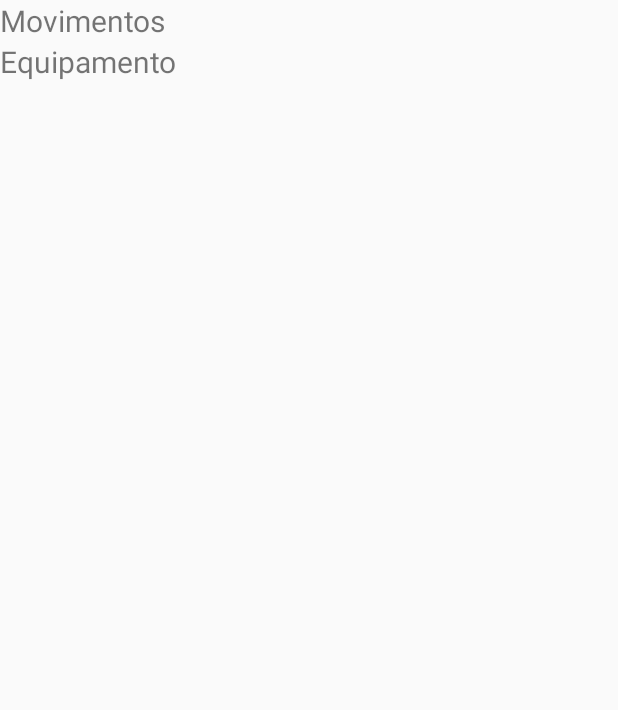
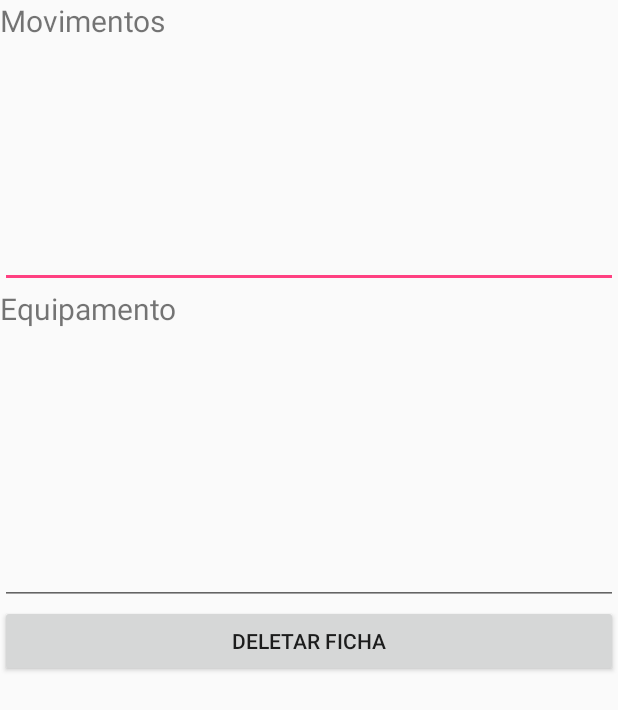
Before and after one commit to CarolinaRansatto/DWKeeper, an Android app: the layout fragment_ficha_tech.xml on its own in the app's theme, with its tools: preview values and no code run, on a phone screen of 412 x 824 dp. Shown: the top 710 px of the screen. Run offline under Robolectric (Android 15) with nearby library versions, the light colour scheme and no system bars.

Commit message:
resultado final

```diff
--- a/app/src/main/java/layout/FichaDetalhes.java
+++ b/app/src/main/java/layout/FichaDetalhes.java
@@ -82,7 +82,7 @@ public class FichaDetalhes extends Fragment {
         editAparencia.setText("" + ficha.getAparencia());
         editBackground.setText("" + ficha.getBackground());
         editVinculos.setText("" + ficha.getVinculos());
-        editRacaText.setText("" + ficha.getRaça()); // TODO: criar att pra racatext
+        editRacaText.setText("" + ficha.getRaçaText());
 
     }
 
--- a/app/src/main/java/layout/FichaStats.java
+++ b/app/src/main/java/layout/FichaStats.java
@@ -36,7 +36,7 @@ public class FichaStats extends Fragment {
     public EditText editNivel;
     public EditText editDano;
     public EditText editArmadura;
-    public EditText  editPvTotal;
+    public EditText editPvTotal;
     public EditText editPvAtual;
     public EditText editCarga;
     public EditText editModFor;
@@ -59,7 +59,7 @@ public class FichaStats extends Fragment {
 
     DatabaseHelper bd;
     public FichaHelper ficha;
-    private int id;
+    public int id;
 
     /// / TODO: Rename parameter arguments, choose names that match
     // the fragment initialization parameters, e.g. ARG_ITEM_NUMBER
@@ -115,7 +115,6 @@ public class FichaStats extends Fragment {
     public void onViewCreated(View v, Bundle b) {
         bd = new DatabaseHelper(this.getContext());
         ficha = bd.loadFicha(id);
-
         img = (ImageView) getView().findViewById(R.id.viewImagem);
         editExp = (EditText) getView().findViewById(R.id.editExp);
         editNivel = (EditText) getView().findViewById(R.id.editNivel);
--- a/app/src/main/res/layout-land/fragment_ficha_tech.xml
+++ b/app/src/main/res/layout-land/fragment_ficha_tech.xml
@@ -21,9 +21,13 @@
             android:textSize="20sp"
             android:fontFamily="sans-serif" />
 
-        <ListView
+        <EditText
             android:layout_width="match_parent"
-            android:layout_height="wrap_content" />
+            android:layout_height="wrap_content"
+            android:inputType="textMultiLine"
+            android:ems="10"
+            android:id="@+id/editMovimentos" />
+
     </LinearLayout>
 
     <LinearLayout
@@ -40,9 +44,13 @@
             android:textSize="20sp"
             android:fontFamily="sans-serif" />
 
-        <ListView
+        <EditText
             android:layout_width="match_parent"
-            android:layout_height="wrap_content" />
+            android:layout_height="wrap_content"
+            android:inputType="textMultiLine"
+            android:ems="10"
+            android:id="@+id/editEquipamento" />
+
     </LinearLayout>
 
 </LinearLayout>
--- a/app/src/main/res/layout/fragment_ficha_tech.xml
+++ b/app/src/main/res/layout/fragment_ficha_tech.xml
@@ -3,7 +3,8 @@
     android:orientation="vertical"
     android:layout_width="match_parent"
     android:layout_height="match_parent"
-    tools:context="layout.FichaTech">
+    tools:context="layout.FichaTech"
+    android:weightSum="1">
 
     <!-- TODO: Update blank fragment layout -->
 
@@ -15,9 +16,13 @@
         android:textSize="20sp"
         android:fontFamily="sans-serif" />
 
-    <ListView
+    <EditText
         android:layout_width="match_parent"
-        android:layout_height="wrap_content" />
+        android:layout_height="wrap_content"
+        android:inputType="textMultiLine"
+        android:ems="10"
+        android:id="@+id/editMovimentos"
+        android:layout_weight="0.19" />
 
     <TextView
         android:text="Equipamento"
@@ -27,8 +32,21 @@
         android:textSize="20sp"
         android:fontFamily="sans-serif" />
 
-    <ListView
+    <EditText
         android:layout_width="match_parent"
-        android:layout_height="wrap_content" />
+        android:layout_height="wrap_content"
+        android:inputType="textMultiLine"
+        android:ems="10"
+        android:id="@+id/editEquipamento"
+        android:layout_weight="0.22" />
+
+    <Button
+        android:text="Deletar Ficha"
+        android:layout_width="match_parent"
+        android:layout_height="wrap_content"
+        android:id="@+id/button5"
+        android:layout_gravity="bottom"
+        style="@style/Widget.AppCompat.Button"
+        android:onClick="removeFicha" />
 
 </LinearLayout>
```
Also changed, not shown: app/src/main/java/com/keeper/company/dwkeeper/DatabaseHelper.java (+40 -6 lines), app/src/main/java/com/keeper/company/dwkeeper/Ficha.java (+30 -23 lines), app/src/main/java/com/keeper/company/dwkeeper/FichaHelper.java (+27 -0 lines), app/src/main/java/com/keeper/company/dwkeeper/ListaFichas.java (+6 -1 lines), app/src/main/java/com/keeper/company/dwkeeper/SelecaoFicha.java (+6 -1 lines), app/src/main/java/layout/FichaTech.java (+27 -0 lines), app/src/main/res/layout/activity_ficha_view.xml (+8 -3 lines), app/src/main/res/layout/fragment_ficha_stats.xml (+0 -10 lines), app/src/main/res/menu/menu_nova_ficha.xml (+1 -7 lines).
